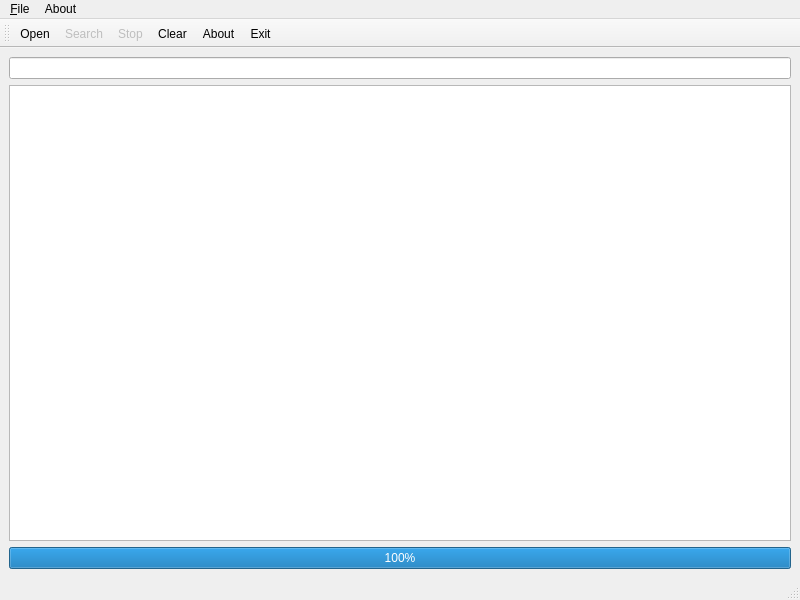
Old version of the form main.ui in the repository zsy056/nlp-tools.
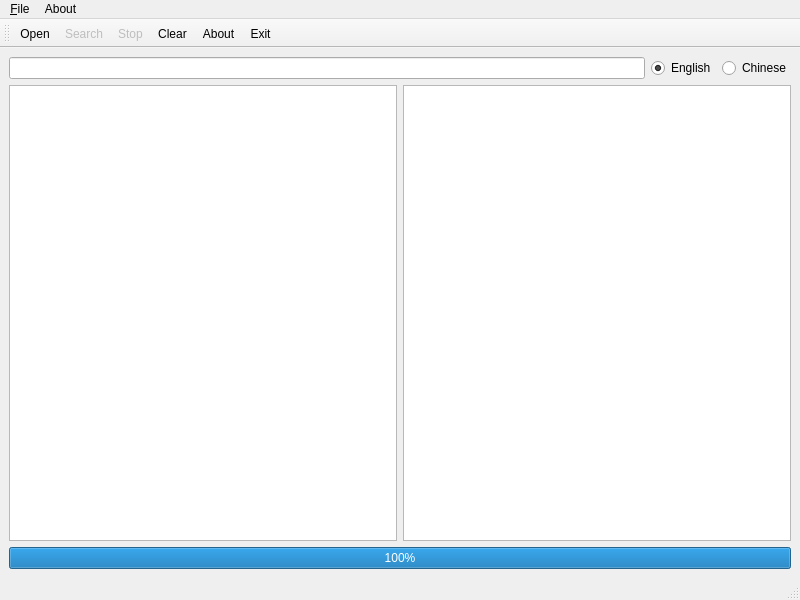
New version of the form.

Commit message: sync the search of chinese and english sentences

Diff of the .ui file:
```diff
--- a/main.ui
+++ b/main.ui
@@ -18,10 +18,43 @@
     <item>
      <layout class="QVBoxLayout" name="verticalLayout">
       <item>
+       <layout class="QHBoxLayout" name="horizontalLayout_2">
+        <item>
        <widget class="QLineEdit" name="lineEdit"/>
       </item>
       <item>
-       <widget class="QTableWidget" name="tableWidget">
+         <layout class="QHBoxLayout" name="horizontalLayout">
+          <item>
+           <widget class="QRadioButton" name="rbtn_eng">
+            <property name="text">
+             <string>English</string>
+            </property>
+            <property name="checked">
+             <bool>true</bool>
+            </property>
+            <attribute name="buttonGroup">
+             <string notr="true">buttonGroup</string>
+            </attribute>
+           </widget>
+          </item>
+          <item>
+           <widget class="QRadioButton" name="rbtn_chn">
+            <property name="text">
+             <string>Chinese</string>
+            </property>
+            <attribute name="buttonGroup">
+             <string notr="true">buttonGroup</string>
+            </attribute>
+           </widget>
+          </item>
+         </layout>
+        </item>
+       </layout>
+      </item>
+      <item>
+       <layout class="QHBoxLayout" name="horizontalLayout_3">
+        <item>
+         <widget class="QTableWidget" name="tw_eng">
         <attribute name="horizontalHeaderStretchLastSection">
          <bool>true</bool>
         </attribute>
@@ -31,6 +64,11 @@
        </widget>
       </item>
       <item>
+         <widget class="QTableWidget" name="tw_chn"/>
+        </item>
+       </layout>
+      </item>
+      <item>
        <widget class="QProgressBar" name="progressBar">
         <property name="value">
          <number>100</number>
```
Left out of the diff: 3 changed lines with no effect on the pictures. Lines whose indentation alone changed are shown as unchanged. The commit also changes 3 other files.
